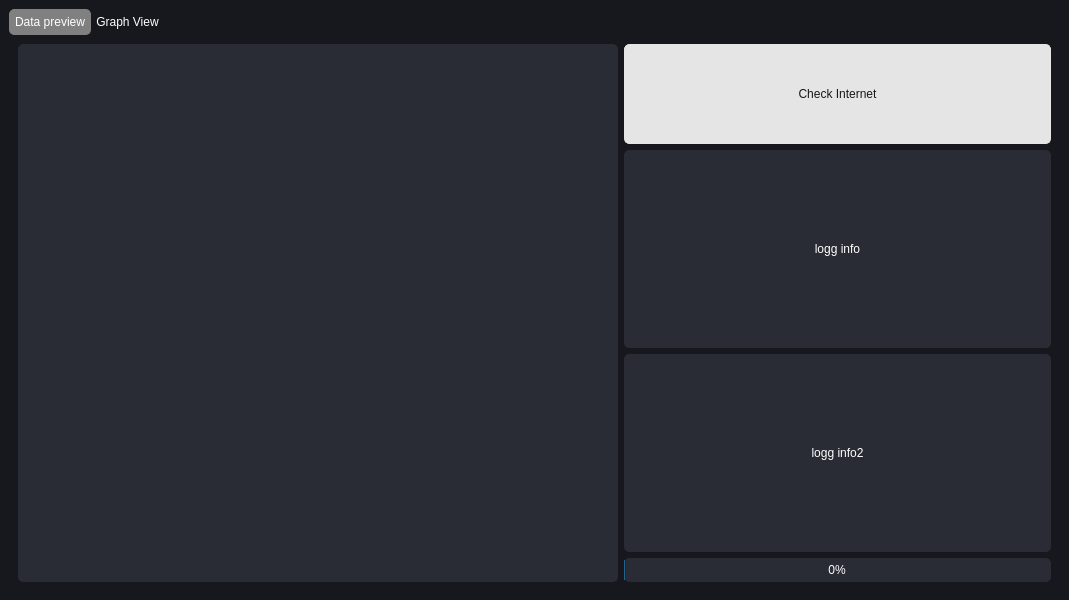
MarwanMagdy0/MyWe-Scraper, file load.ui: the form before one commit.
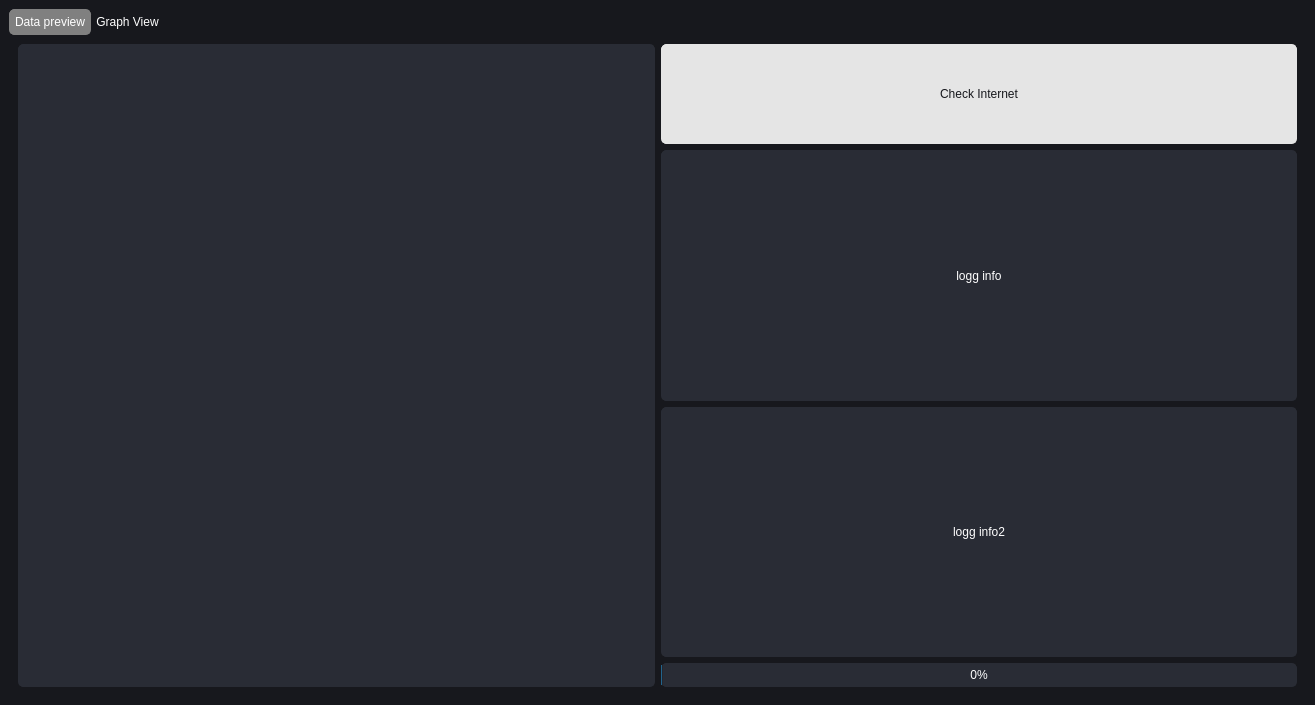
The form after the commit. Custom widgets are drawn as their Qt base class.

Commit message: changing the style and make code more readable

The edit to the form file:
```diff
--- a/load.ui
+++ b/load.ui
@@ -6,8 +6,8 @@
    <rect>
     <x>0</x>
     <y>0</y>
-    <width>1069</width>
-    <height>600</height>
+    <width>1315</width>
+    <height>705</height>
    </rect>
   </property>
   <property name="windowTitle">
```
The commit also changes 2 other files.
